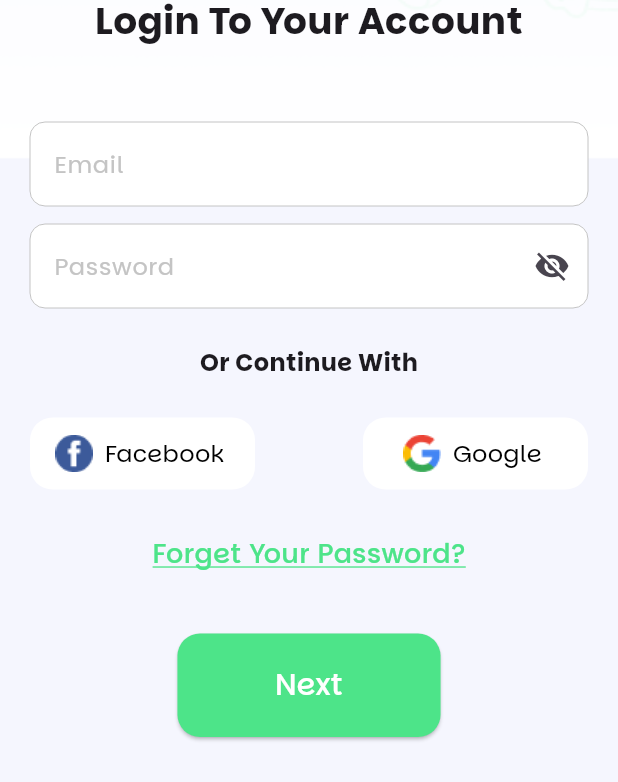
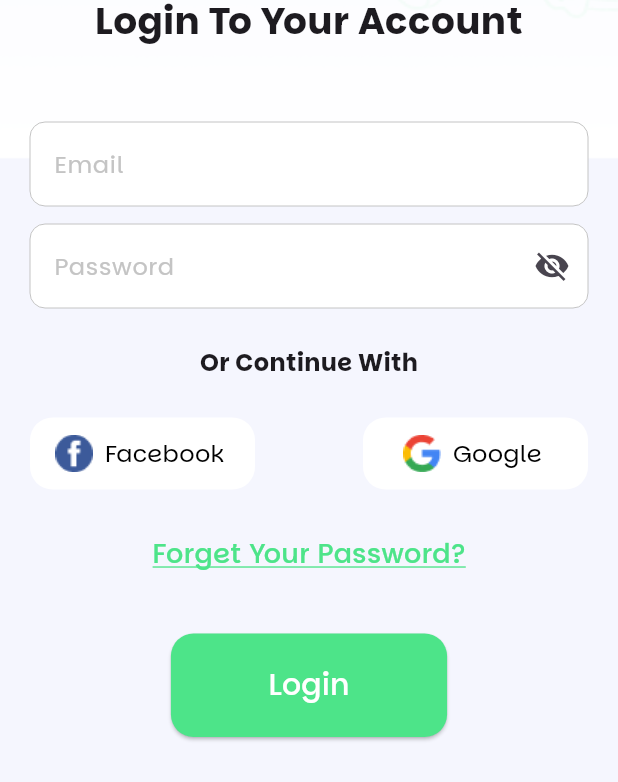
Before and after one commit to ZiadSala7/Food_Delivery_App, a Flutter app: the LoginView screen opened by its route, on a phone screen of 412 x 824 dp, the part 454-1236 px from its top. Run offline on Flutter 3.47's test engine with Material 3 defaults, Android fonts, the phone set to English and light mode, and no system bars; our stand-ins replace animate_do, shared_preferences; accounts and stored records are empty.

Commit message:
loginView refactors

```diff
--- /dev/null
+++ b/lib/features/auth/common/custom_common_auth_background.dart
@@ -0,0 +1,23 @@
+import 'package:animate_do/animate_do.dart';
+import 'package:flutter/material.dart';
+import 'package:food_delivery_app/core/common/functions/box_decoration_method.dart';
+
+class CustomCommonAuthBackground extends StatelessWidget {
+  final Widget widget;
+  const CustomCommonAuthBackground({super.key, required this.widget});
+
+  @override
+  Widget build(BuildContext context) {
+    return FadeInDown(
+      child: Container(
+        height: double.infinity,
+        width: double.infinity,
+        decoration: boxDecorationMethod(),
+        child: Padding(
+          padding: const EdgeInsets.symmetric(horizontal: 20),
+          child: widget,
+        ),
+      ),
+    );
+  }
+}
--- a/lib/features/auth/login/presentation/views/login_view.dart
+++ b/lib/features/auth/login/presentation/views/login_view.dart
@@ -1,82 +1,15 @@
-import 'package:animate_do/animate_do.dart';
 import 'package:flutter/material.dart';
-import 'package:food_delivery_app/core/common/functions/box_decoration_method.dart';
-import 'package:food_delivery_app/core/common/widgets/custom_button.dart';
-import 'package:food_delivery_app/core/common/widgets/custom_password_text_field.dart';
-import 'package:food_delivery_app/core/common/widgets/custom_text_form_field.dart';
-import 'package:food_delivery_app/core/utils/app_assets.dart';
-import 'package:food_delivery_app/core/utils/app_text_styles.dart';
-import 'package:food_delivery_app/features/auth/login/presentation/views/widgets/custom_auth_text_button.dart';
-import 'package:food_delivery_app/features/auth/login/presentation/views/widgets/custom_continue_with_button.dart';
+import 'package:food_delivery_app/features/auth/common/custom_common_auth_background.dart';
+import 'package:food_delivery_app/features/auth/login/presentation/views/widgets/login_view_body.dart';
 
 class LoginView extends StatelessWidget {
   const LoginView({super.key});
 
   @override
   Widget build(BuildContext context) {
-    return Scaffold(
-      backgroundColor: const Color(0xfff5f6fe),
-      body: FadeInDown(
-        child: Container(
-          height: double.infinity,
-          width: double.infinity,
-          decoration: boxDecorationMethod(),
-          child: Padding(
-            padding: const EdgeInsets.symmetric(horizontal: 20),
-            child: Column(
-              children: [
-                const SizedBox(height: 40),
-                Image.asset(
-                  Assets.imagesLogo,
-                ),
-                const SizedBox(height: 55),
-                const Text(
-                  "Login To Your Account",
-                  style: AppTextStyles.text25Bold,
-                ),
-                const SizedBox(height: 50),
-                CustomTextFormField(
-                  title: "Email",
-                  controller: TextEditingController(),
-                ),
-                const SizedBox(height: 12),
-                CustomPasswordTextFormField(
-                  title: "Password",
-                  controller: TextEditingController(),
-                ),
-                const SizedBox(height: 25),
-                const Text(
-                  "Or Continue With",
-                  style: AppTextStyles.text16Bold,
-                ),
-                const SizedBox(height: 25),
-                Row(
-                  mainAxisAlignment: MainAxisAlignment.spaceBetween,
-                  children: [
-                    CustomContinueWithButton(
-                      text: "Facebook",
-                      onPressed: () {},
-                      icon: Assets.iconsFacebookIcon,
-                    ),
-                    CustomContinueWithButton(
-                      text: "Google",
-                      onPressed: () {},
-                      icon: Assets.iconsGoogleIcon,
-                    ),
-                  ],
-                ),
-                const SizedBox(height: 30),
-                CustomAuthTextButton(
-                  txt: "Forget Your Password?",
-                  onTap: () {},
-                ),
-                const SizedBox(height: 40),
-                CustomButton(onPressed: () {}, txt: "Next"),
-              ],
-            ),
-          ),
-        ),
-      ),
+    return const Scaffold(
+      backgroundColor: Color(0xfff5f6fe),
+      body: CustomCommonAuthBackground(widget: LoginViewBody()),
     );
   }
 }
--- /dev/null
+++ b/lib/features/auth/login/presentation/views/widgets/custom_continue_with_section.dart
@@ -0,0 +1,38 @@
+import 'package:flutter/material.dart';
+import 'package:food_delivery_app/core/utils/app_assets.dart';
+import 'package:food_delivery_app/core/utils/app_text_styles.dart';
+import 'package:food_delivery_app/features/auth/login/presentation/views/widgets/custom_continue_with_button.dart';
+
+class CustomContinueWithSection extends StatelessWidget {
+  const CustomContinueWithSection({
+    super.key,
+  });
+
+  @override
+  Widget build(BuildContext context) {
+    return Column(
+      children: [
+        const Text(
+          "Or Continue With",
+          style: AppTextStyles.text16Bold,
+        ),
+        const SizedBox(height: 25),
+        Row(
+          mainAxisAlignment: MainAxisAlignment.spaceBetween,
+          children: [
+            CustomContinueWithButton(
+              text: "Facebook",
+              onPressed: () {},
+              icon: Assets.iconsFacebookIcon,
+            ),
+            CustomContinueWithButton(
+              text: "Google",
+              onPressed: () {},
+              icon: Assets.iconsGoogleIcon,
+            ),
+          ],
+        ),
+      ],
+    );
+  }
+}
--- /dev/null
+++ b/lib/features/auth/login/presentation/views/widgets/custom_login_text_form_fields.dart
@@ -0,0 +1,26 @@
+import 'package:flutter/material.dart';
+import 'package:food_delivery_app/core/common/widgets/custom_password_text_field.dart';
+import 'package:food_delivery_app/core/common/widgets/custom_text_form_field.dart';
+
+class CustomLoginTextFormFields extends StatelessWidget {
+  const CustomLoginTextFormFields({
+    super.key,
+  });
+
+  @override
+  Widget build(BuildContext context) {
+    return Column(
+      children: [
+        CustomTextFormField(
+          title: "Email",
+          controller: TextEditingController(),
+        ),
+        const SizedBox(height: 12),
+        CustomPasswordTextFormField(
+          title: "Password",
+          controller: TextEditingController(),
+        ),
+      ],
+    );
+  }
+}
--- /dev/null
+++ b/lib/features/auth/login/presentation/views/widgets/login_view_body.dart
@@ -0,0 +1,39 @@
+import 'package:flutter/material.dart';
+import 'package:food_delivery_app/core/common/widgets/custom_button.dart';
+import 'package:food_delivery_app/core/utils/app_assets.dart';
+import 'package:food_delivery_app/core/utils/app_text_styles.dart';
+import 'package:food_delivery_app/features/auth/login/presentation/views/widgets/custom_auth_text_button.dart';
+import 'package:food_delivery_app/features/auth/login/presentation/views/widgets/custom_continue_with_section.dart';
+import 'package:food_delivery_app/features/auth/login/presentation/views/widgets/custom_login_text_form_fields.dart';
+
+class LoginViewBody extends StatelessWidget {
+  const LoginViewBody({
+    super.key,
+  });
+
+  @override
+  Widget build(BuildContext context) {
+    return Column(
+      children: [
+        const SizedBox(height: 40),
+        Image.asset(Assets.imagesLogo),
+        const SizedBox(height: 55),
+        const Text(
+          "Login To Your Account",
+          style: AppTextStyles.text25Bold,
+        ),
+        const SizedBox(height: 50),
+        const CustomLoginTextFormFields(),
+        const SizedBox(height: 25),
+        const CustomContinueWithSection(),
+        const SizedBox(height: 30),
+        CustomAuthTextButton(
+          txt: "Forget Your Password?",
+          onTap: () {},
+        ),
+        const SizedBox(height: 40),
+        CustomButton(onPressed: () {}, txt: "Login"),
+      ],
+    );
+  }
+}
```
